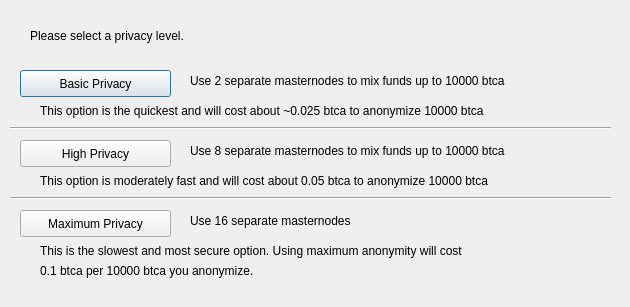
The window that src/qt/forms/obfuscationconfig.ui (bitcoininfinity/btci) describes before a commit, drawn with Qt 5.
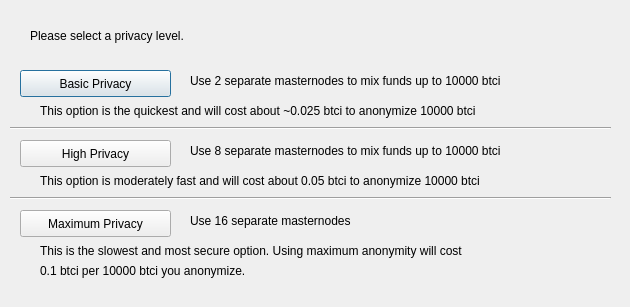
The same window after the commit.

Patch:
```diff
--- a/src/qt/forms/obfuscationconfig.ui
+++ b/src/qt/forms/obfuscationconfig.ui
@@ -75,7 +75,7 @@
     </rect>
    </property>
    <property name="text">
-    <string>Use 2 separate masternodes to mix funds up to 10000 btca</string>
+    <string>Use 2 separate masternodes to mix funds up to 10000 btci</string>
    </property>
   </widget>
   <widget class="QLabel" name="label_3">
@@ -88,7 +88,7 @@
     </rect>
    </property>
    <property name="text">
-    <string>Use 8 separate masternodes to mix funds up to 10000 btca</string>
+    <string>Use 8 separate masternodes to mix funds up to 10000 btci</string>
    </property>
   </widget>
   <widget class="QLabel" name="label_4">
@@ -114,7 +114,7 @@
     </rect>
    </property>
    <property name="text">
-    <string>This option is the quickest and will cost about ~0.025 btca to anonymize 10000 btca</string>
+    <string>This option is the quickest and will cost about ~0.025 btci to anonymize 10000 btci</string>
    </property>
   </widget>
   <widget class="QLabel" name="label_7">
@@ -127,7 +127,7 @@
     </rect>
    </property>
    <property name="text">
-    <string>This option is moderately fast and will cost about 0.05 btca to anonymize 10000 btca</string>
+    <string>This option is moderately fast and will cost about 0.05 btci to anonymize 10000 btci</string>
    </property>
   </widget>
   <widget class="QLabel" name="label_8">
@@ -153,7 +153,7 @@
     </rect>
    </property>
    <property name="text">
-    <string>0.1 btca per 10000 btca you anonymize.</string>
+    <string>0.1 btci per 10000 btci you anonymize.</string>
    </property>
   </widget>
   <widget class="Line" name="line">
```
